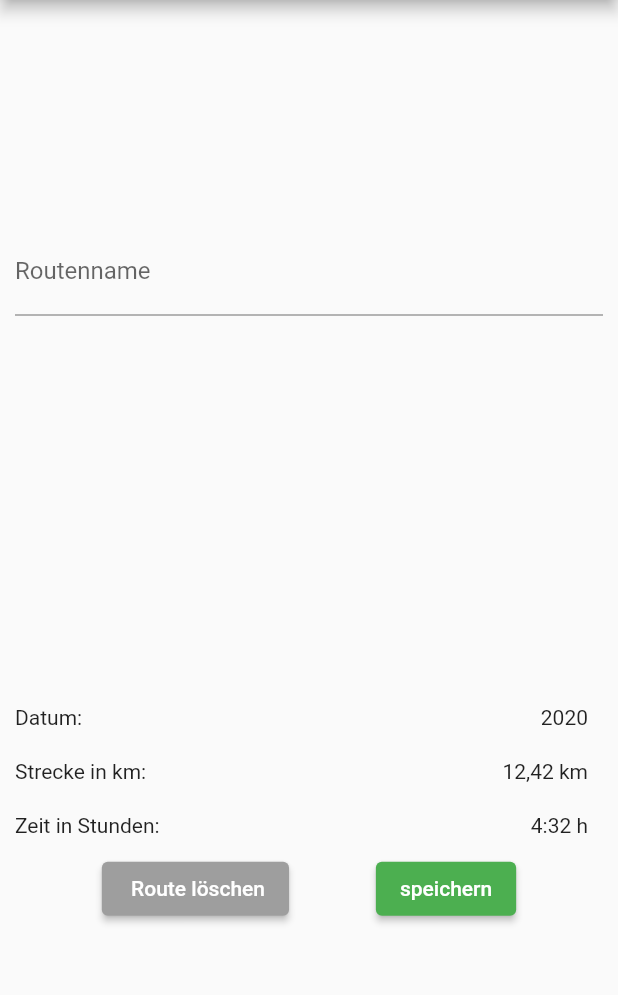
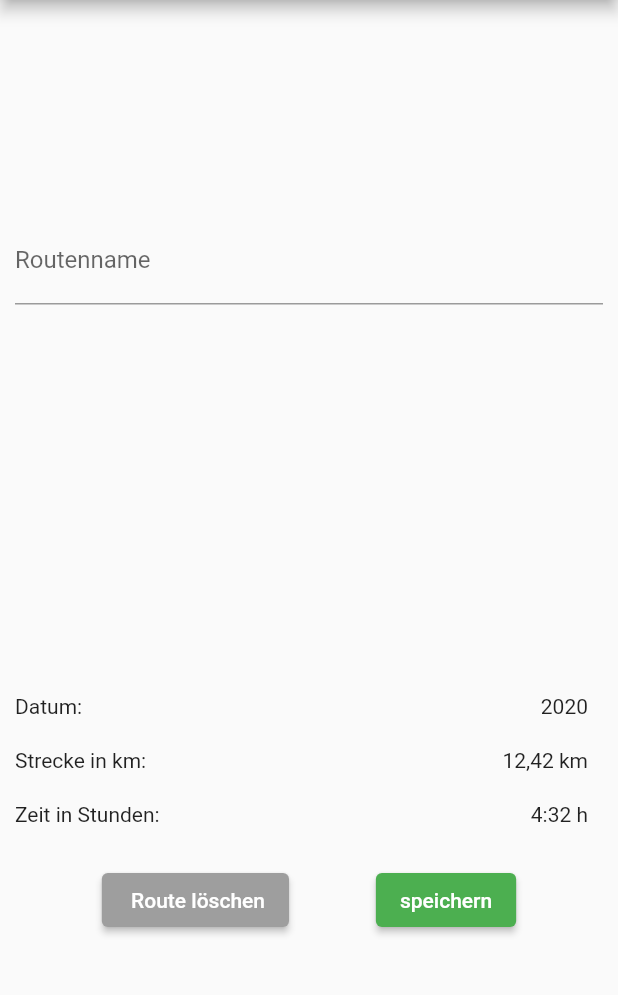
Before and after one commit to Neyttirri/Strollr, a Flutter app: the RouteSaver screen opened directly, on a phone screen of 412 x 824 dp, the part 84-1079 px from its top. Run offline on Flutter 3.47's test engine with Material 2 defaults, Android fonts, the phone set to English and light mode, and no system bars; our stand-ins replace charts_flutter, extended_image, fluttertoast, geolocator, google_maps_flutter, image_picker and 5 more; missing offline and left inert: animated_check, dart:ffi, flutter_polyline_points, gpx, image_editor; accounts and stored records are empty.

Commit message:
fixed overflow error of the keyboard

```diff
--- a/strollr/lib/route_pages/save_route.dart
+++ b/strollr/lib/route_pages/save_route.dart
@@ -118,12 +118,10 @@ Widget deleteButton(BuildContext context) {
       backgroundColor: MaterialStateProperty.all(Colors.grey),
     ),
     onPressed: () {
-      if (_formKey.currentState!.validate()) {
       ScaffoldMessenger.of(context)
           .showSnackBar(SnackBar(content: Text('Route wird gelöscht')));
       Navigator.of(context)
           .push(MaterialPageRoute(builder: (context) => Routes()));
-      }
     },
     child: Text(' Route löschen'),
   );
@@ -131,6 +129,7 @@ Widget deleteButton(BuildContext context) {
 
 Widget buttonRow(BuildContext context) {
   return Container(
+      padding: EdgeInsets.fromLTRB(0, 15, 0, 0),
       child: Row(
         mainAxisAlignment: MainAxisAlignment.spaceEvenly,
         children: [deleteButton(context), saveButton(context)],
```
Lines whose indentation alone changed are shown as unchanged.
